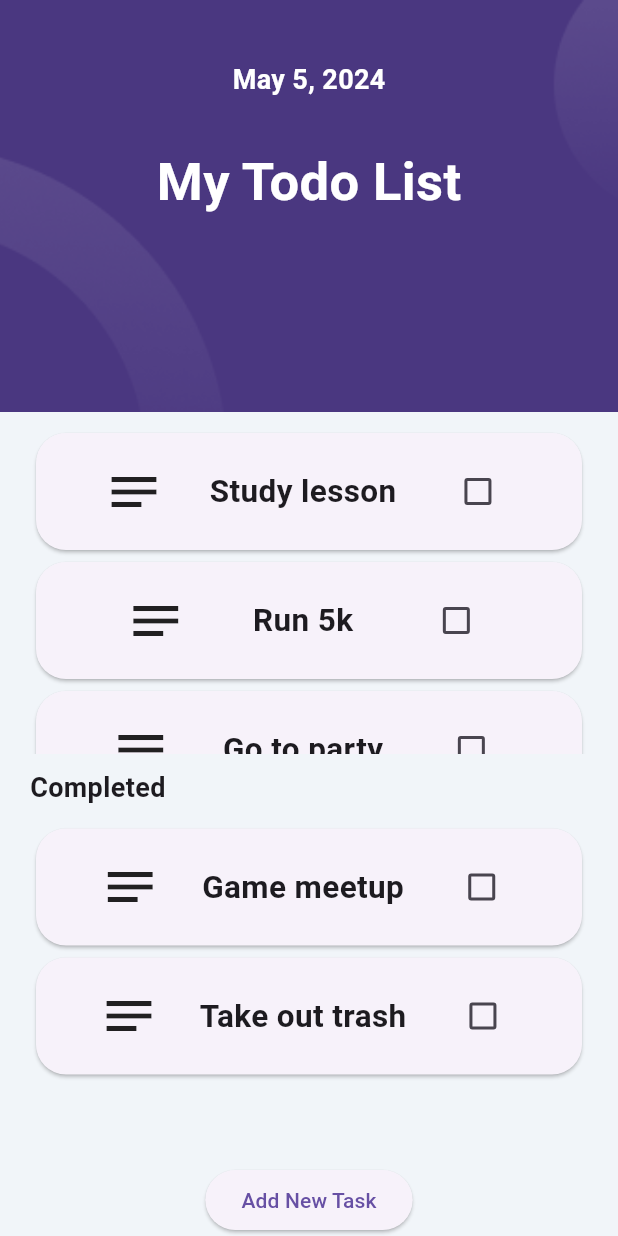
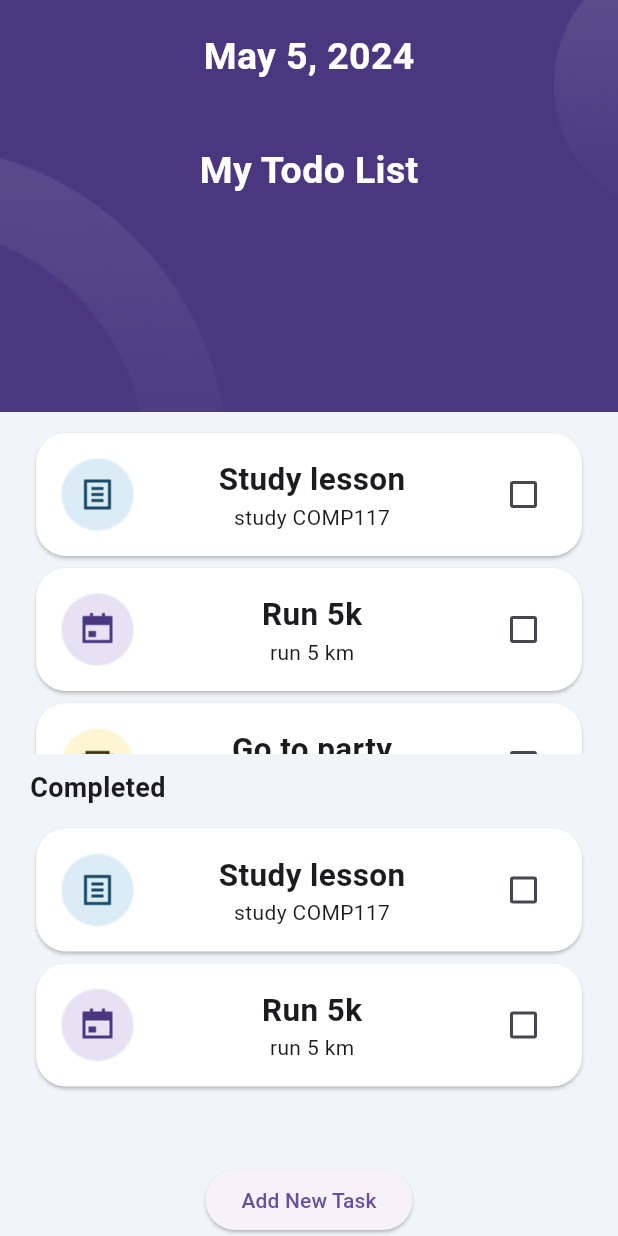
Before and after one commit to NurKole/Flutter_Todo_App, a Flutter app: the screen it shows after launch, on a phone screen of 412 x 824 dp. Run offline on Flutter 3.47's test engine with Material 3 defaults, Android fonts, the phone set to English and light mode, and no system bars; our stand-ins replace hexcolor.

```diff
--- /dev/null
+++ b/lib/constants/tasktype.dart
@@ -0,0 +1 @@
+enum TaskType { note, calender, contest }
--- /dev/null
+++ b/lib/headerItem.dart
@@ -0,0 +1,27 @@
+import 'package:flutter/material.dart';
+
+class HeaderItem extends StatefulWidget {
+  const HeaderItem({super.key, required this.title});
+  final String title;
+
+  @override
+  State<HeaderItem> createState() => _HeaderItemState();
+}
+
+class _HeaderItemState extends State<HeaderItem> {
+  @override
+  Widget build(BuildContext context) {
+    return Padding(
+      padding: const EdgeInsets.all(20),
+      child: Column(
+        children: [
+          Text(
+            widget.title,
+            style: const TextStyle(
+                color: Colors.white, fontSize: 25, fontWeight: FontWeight.bold),
+          ),
+        ],
+      ),
+    );
+  }
+}
--- /dev/null
+++ b/lib/model/task.dart
@@ -0,0 +1,15 @@
+import 'package:todo_app/constants/tasktype.dart';
+
+class Task {
+  Task({
+    required this.title,
+    required this.description,
+    required this.isCompleted,
+    required this.type,
+  });
+
+  final TaskType type;
+  final String title;
+  final String description;
+  bool isCompleted;
+}
--- a/lib/screens/home.dart
+++ b/lib/screens/home.dart
@@ -1,6 +1,9 @@
 import 'package:flutter/material.dart';
 import 'package:hexcolor/hexcolor.dart';
 import 'package:todo_app/constants/color.dart';
+import 'package:todo_app/constants/tasktype.dart';
+import 'package:todo_app/headerItem.dart';
+import 'package:todo_app/model/task.dart';
 import 'package:todo_app/screens/add_new_task.dart';
 import 'package:todo_app/todoItem.dart';
 
@@ -12,8 +15,46 @@ class HomeScreen extends StatefulWidget {
 }
 
 class _HomeScreenState extends State<HomeScreen> {
-  List<String> todo = ["Study lesson", "Run 5k", "Go to party"];
-  List<String> compeleted = ["Game meetup", "Take out trash"];
+  //List<String> todo = ["Study lesson", "Run 5k", "Go to party"];
+  //List<String> compeleted = ["Game meetup", "Take out trash"];
+  List<String> header = ["May 5, 2024", "My Todo List"];
+
+  List<Task> todo = [
+    Task(
+      title: "Study lesson",
+      description: "study COMP117",
+      isCompleted: false,
+      type: TaskType.note,
+    ),
+    Task(
+      title: "Run 5k",
+      description: "run 5 km",
+      isCompleted: false,
+      type: TaskType.contest,
+    ),
+    Task(
+      title: "Go to party",
+      description: "attend to party",
+      isCompleted: false,
+      type: TaskType.calender,
+    )
+  ];
+
+  List<Task> completed = [
+    Task(
+      title: "Study lesson",
+      description: "study COMP117",
+      isCompleted: false,
+      type: TaskType.note,
+    ),
+    Task(
+      title: "Run 5k",
+      description: "run 5 km",
+      isCompleted: false,
+      type: TaskType.contest,
+    ),
+  ];
+
   @override
   Widget build(BuildContext context) {
     double deviceWidth = MediaQuery.of(context).size.width;
@@ -33,31 +74,14 @@ class _HomeScreenState extends State<HomeScreen> {
                     image: DecorationImage(
                         image: AssetImage("lib/assets/images/header.png"),
                         fit: BoxFit.cover)),
-              child: const Column(
-                children: [
-                  Padding(
-                    padding: EdgeInsets.only(top: 40),
-                    child: Text(
-                      "May 5, 2024",
-                      style: TextStyle(
-                          color: Colors.white,
-                          fontSize: 18,
-                          fontWeight: FontWeight.bold),
-                    ),
-                  ),
-                  Padding(
-                    padding: EdgeInsets.only(top: 30),
-                    child: Text(
-                      "My Todo List",
-                      style: TextStyle(
-                          color: Colors.white,
-                          fontSize: 35,
-                          fontWeight: FontWeight.bold),
-                    ),
-                  )
-                ],
-              ),
-            ),
+                child: ListView.builder(
+                  primary: true,
+                  shrinkWrap: true,
+                  itemCount: header.length,
+                  itemBuilder: (context, index) {
+                    return HeaderItem(title: header[index]);
+                  },
+                )),
             //Top column
             Expanded(
               child: Padding(
@@ -68,7 +92,7 @@ class _HomeScreenState extends State<HomeScreen> {
                     shrinkWrap: true,
                     itemCount: todo.length,
                     itemBuilder: (context, index) {
-                      return TodoItem(title: todo[index]);
+                      return TodoItem(task: todo[index]);
                     },
                   ),
                 ),
@@ -93,9 +117,9 @@ class _HomeScreenState extends State<HomeScreen> {
                   child: ListView.builder(
                     primary: false,
                     shrinkWrap: true,
-                    itemCount: compeleted.length,
+                    itemCount: completed.length,
                     itemBuilder: (context, index) {
-                      return TodoItem(title: compeleted[index]);
+                      return TodoItem(task: completed[index]);
                     },
                   ),
                 ),
--- a/lib/todoItem.dart
+++ b/lib/todoItem.dart
@@ -1,8 +1,11 @@
 import 'package:flutter/material.dart';
+import 'package:flutter/widgets.dart';
+import 'package:todo_app/constants/tasktype.dart';
+import 'package:todo_app/model/task.dart';
 
 class TodoItem extends StatefulWidget {
-  const TodoItem({super.key, required this.title});
-  final String title;
+  const TodoItem({super.key, required this.task});
+  final Task task;
 
   @override
   State<TodoItem> createState() => _TodoItemState();
@@ -13,23 +16,51 @@ class _TodoItemState extends State<TodoItem> {
   @override
   Widget build(BuildContext context) {
     return Card(
+        color: widget.task.isCompleted ? Colors.grey : Colors.white,
         shape: RoundedRectangleBorder(borderRadius: BorderRadius.circular(20)),
         child: Padding(
           padding: const EdgeInsets.all(15),
           child: Row(
             mainAxisAlignment: MainAxisAlignment.spaceEvenly,
             children: [
-              const Icon(Icons.notes_outlined, size: 40),
-              Text(widget.title,
-                  style: const TextStyle(
-                      fontWeight: FontWeight.bold, fontSize: 21)),
+              widget.task.type == TaskType.note
+                  ? Image.asset("lib/assets/images/Category_1.png")
+                  : widget.task.type == TaskType.calender
+                      ? Image.asset("lib/assets/images/Category_2.png")
+                      : Image.asset("lib/assets/images/Category_3.png"),
+              Expanded(
+                child: Column(
+                  children: [
+                    Text(
+                      widget.task.title,
+                      style: TextStyle(
+                          decoration: widget.task.isCompleted
+                              ? TextDecoration.lineThrough
+                              : TextDecoration.none,
+                          fontWeight: FontWeight.bold,
+                          fontSize: 21),
+                    ),
+                    Text(
+                      widget.task.description,
+                      style: TextStyle(
+                          decoration: widget.task.isCompleted
+                              ? TextDecoration.lineThrough
+                              : TextDecoration.none),
+                    ),
+                  ],
+                ),
+              ),
               Checkbox(
-                  value: isChecked,
-                  onChanged: (val) => {
-                        setState(() {
-                          isChecked = val!;
-                        })
-                      })
+                value: isChecked,
+                onChanged: (val) => {
+                  setState(
+                    () {
+                      widget.task.isCompleted = !widget.task.isCompleted;
+                      isChecked = val!;
+                    },
+                  )
+                },
+              )
             ],
           ),
         ));
```
Lines whose indentation alone changed are shown as unchanged.
